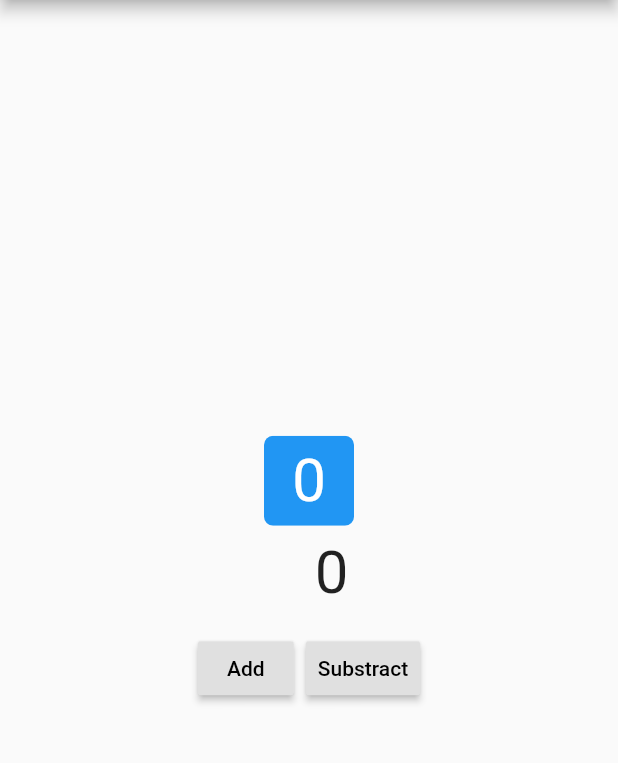
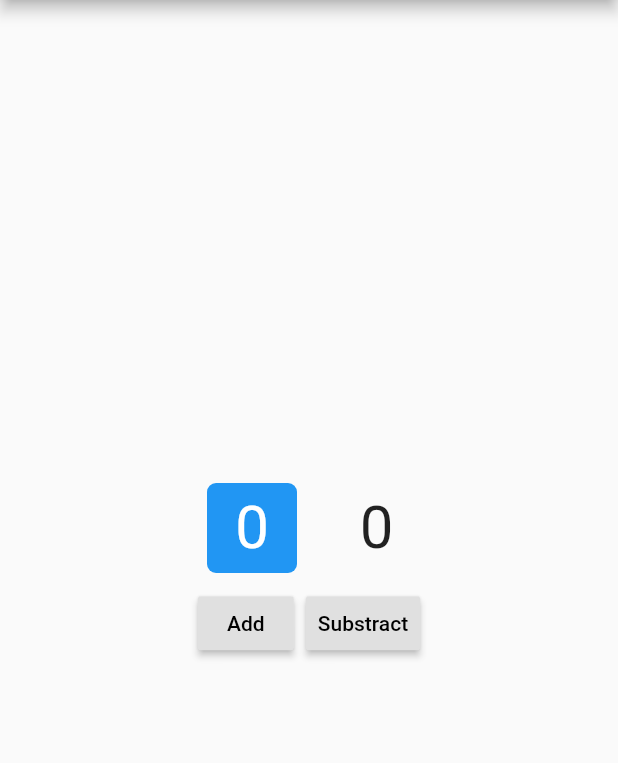
Before and after one commit to aryzhov/flutter-rolodex, a Flutter app: the screen it shows after launch, on a phone screen of 412 x 824 dp, the part 84-847 px from its top. Run offline on Flutter 3.47's test engine with Material 2 defaults, Android fonts, the phone set to English and light mode, and no system bars.

Commit message:
Updated the example app

```diff
--- a/example/lib/main.dart
+++ b/example/lib/main.dart
@@ -32,6 +32,9 @@ class _MyAppState extends State<MyApp> {
           body: Column(
             mainAxisAlignment: MainAxisAlignment.center,
             crossAxisAlignment: CrossAxisAlignment.center,
+            children: <Widget>[
+              Row(
+                mainAxisAlignment: MainAxisAlignment.center,
                 children: <Widget>[
                   Rolodex(
                     theme: const RolodexThemeData(
@@ -77,6 +80,8 @@ class _MyAppState extends State<MyApp> {
                       ],
                     ),
                   ),
+                ],
+              ),
               ButtonBar(
                 alignment: MainAxisAlignment.center,
                 children: <Widget>[
```
Lines whose indentation alone changed are shown as unchanged.
